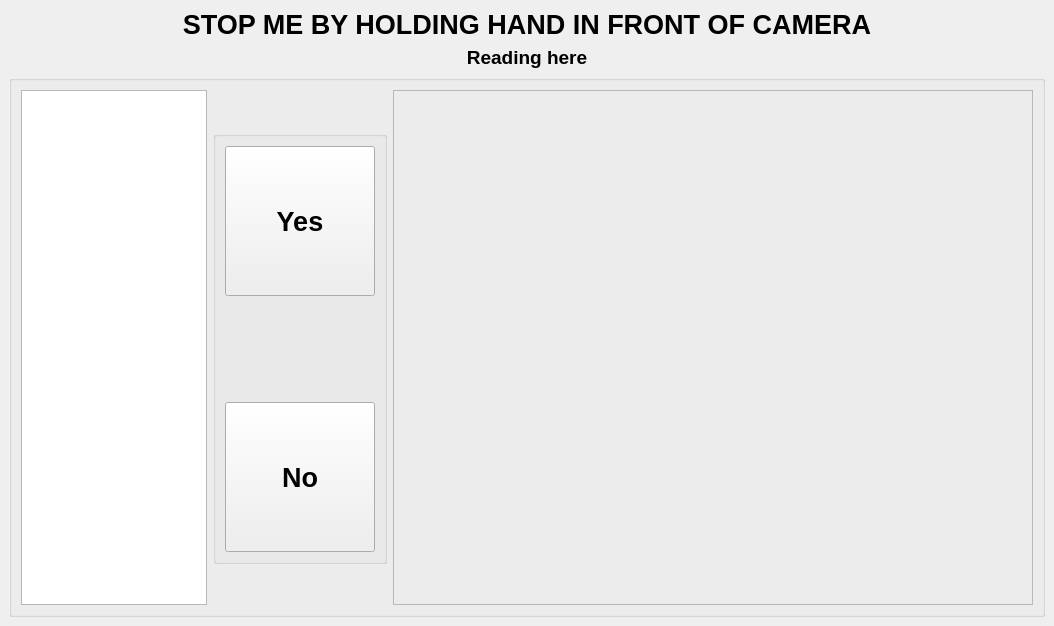
Before: the Qt Designer form ui/main_window.ui in DonatasKozlovskis/ranger_librarian_gui, drawn with Qt 5.
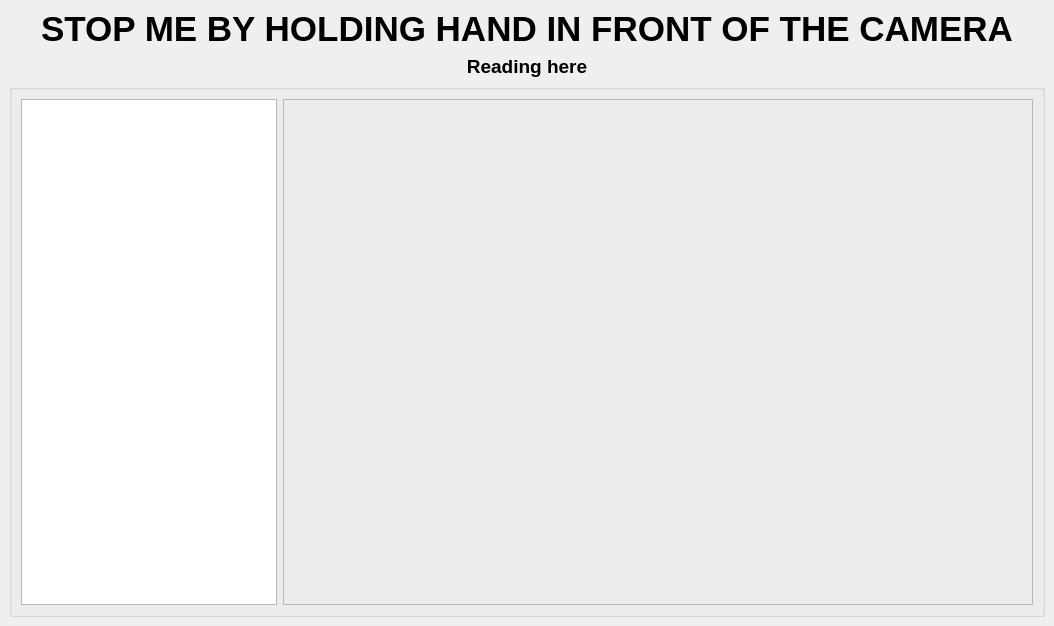
After: the same form once the commit is applied. Icons and pictures are not drawn. Custom widgets are drawn as their Qt base class.

Commit message: removed unused buttons

Patch:
```diff
--- a/ui/main_window.ui
+++ b/ui/main_window.ui
@@ -39,13 +39,13 @@
       </property>
       <property name="font">
        <font>
-        <pointsize>20</pointsize>
+        <pointsize>26</pointsize>
         <weight>75</weight>
         <bold>true</bold>
        </font>
       </property>
       <property name="text">
-       <string>STOP ME BY HOLDING HAND IN FRONT OF CAMERA</string>
+       <string>STOP ME BY HOLDING HAND IN FRONT OF THE CAMERA</string>
       </property>
       <property name="alignment">
        <set>Qt::AlignCenter</set>
@@ -106,7 +106,7 @@
          </property>
         </widget>
        </item>
-       <item row="1" column="2">
+       <item row="1" column="1">
         <widget class="rqt_image_view::RatioLayoutedFrame" name="image_frame">
          <property name="sizePolicy">
           <sizepolicy hsizetype="Expanding" vsizetype="Expanding">
@@ -128,94 +128,6 @@
          </property>
         </widget>
        </item>
-       <item row="1" column="1">
-        <widget class="QGroupBox" name="groupBox">
-         <property name="sizePolicy">
-          <sizepolicy hsizetype="Maximum" vsizetype="Maximum">
-           <horstretch>0</horstretch>
-           <verstretch>0</verstretch>
-          </sizepolicy>
-         </property>
-         <property name="font">
-          <font>
-           <pointsize>20</pointsize>
-           <weight>75</weight>
-           <bold>true</bold>
-          </font>
-         </property>
-         <property name="title">
-          <string/>
-         </property>
-         <layout class="QGridLayout" name="gridLayout_4">
-          <item row="0" column="0">
-           <widget class="QPushButton" name="button_confirm">
-            <property name="sizePolicy">
-             <sizepolicy hsizetype="Fixed" vsizetype="Fixed">
-              <horstretch>0</horstretch>
-              <verstretch>0</verstretch>
-             </sizepolicy>
-            </property>
-            <property name="minimumSize">
-             <size>
-              <width>150</width>
-              <height>150</height>
-             </size>
-            </property>
-            <property name="font">
-             <font>
-              <pointsize>20</pointsize>
-              <weight>75</weight>
-              <bold>true</bold>
-             </font>
-            </property>
-            <property name="styleSheet">
-             <string notr="true"/>
-            </property>
-            <property name="text">
-             <string>Yes</string>
-            </property>
-           </widget>
-          </item>
-          <item row="2" column="0">
-           <widget class="QPushButton" name="button_reject">
-            <property name="sizePolicy">
-             <sizepolicy hsizetype="Fixed" vsizetype="Fixed">
-              <horstretch>0</horstretch>
-              <verstretch>0</verstretch>
-             </sizepolicy>
-            </property>
-            <property name="minimumSize">
-             <size>
-              <width>150</width>
-              <height>150</height>
-             </size>
-            </property>
-            <property name="font">
-             <font>
-              <pointsize>20</pointsize>
-             </font>
-            </property>
-            <property name="text">
-             <string>No</string>
-            </property>
-           </widget>
-          </item>
-          <item row="1" column="0">
-           <spacer name="verticalSpacer">
-            <property name="orientation">
-             <enum>Qt::Vertical</enum>
-            </property>
-            <property name="sizeHint" stdset="0">
-             <size>
-              <width>20</width>
-              <height>100</height>
-             </size>
-            </property>
-           </spacer>
-          </item>
-         </layout>
-        </widget>
-       </item>
       </layout>
      </widget>
     </item>
```
Left out of the diff: 2 changed lines with no effect on the pictures.
